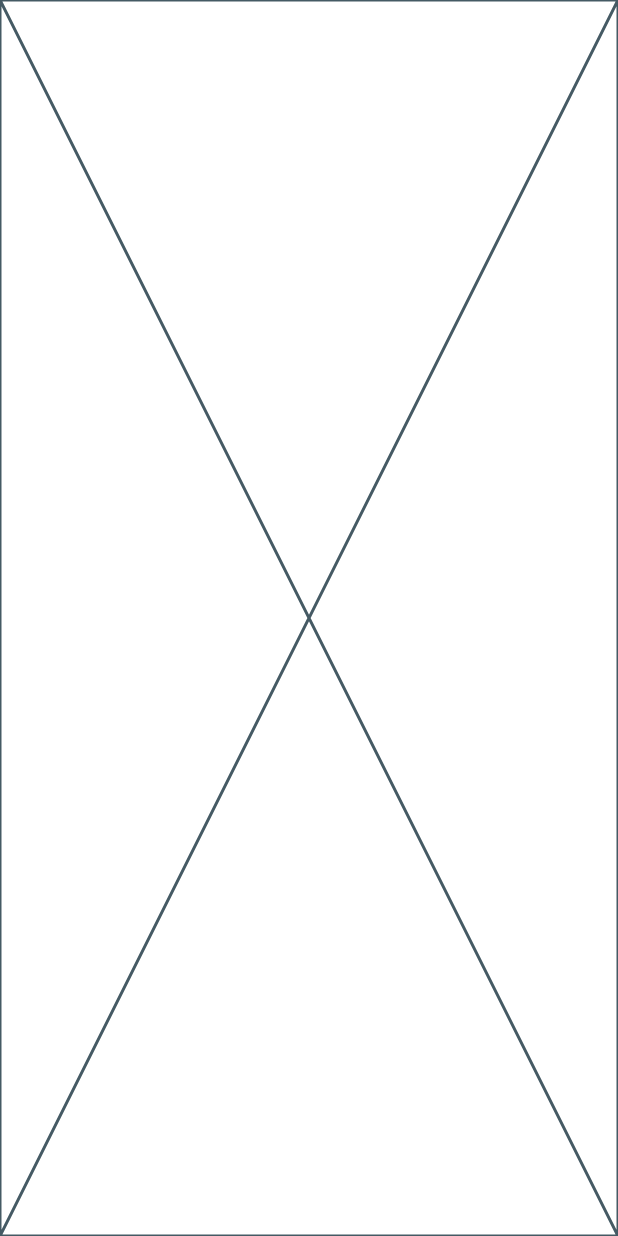
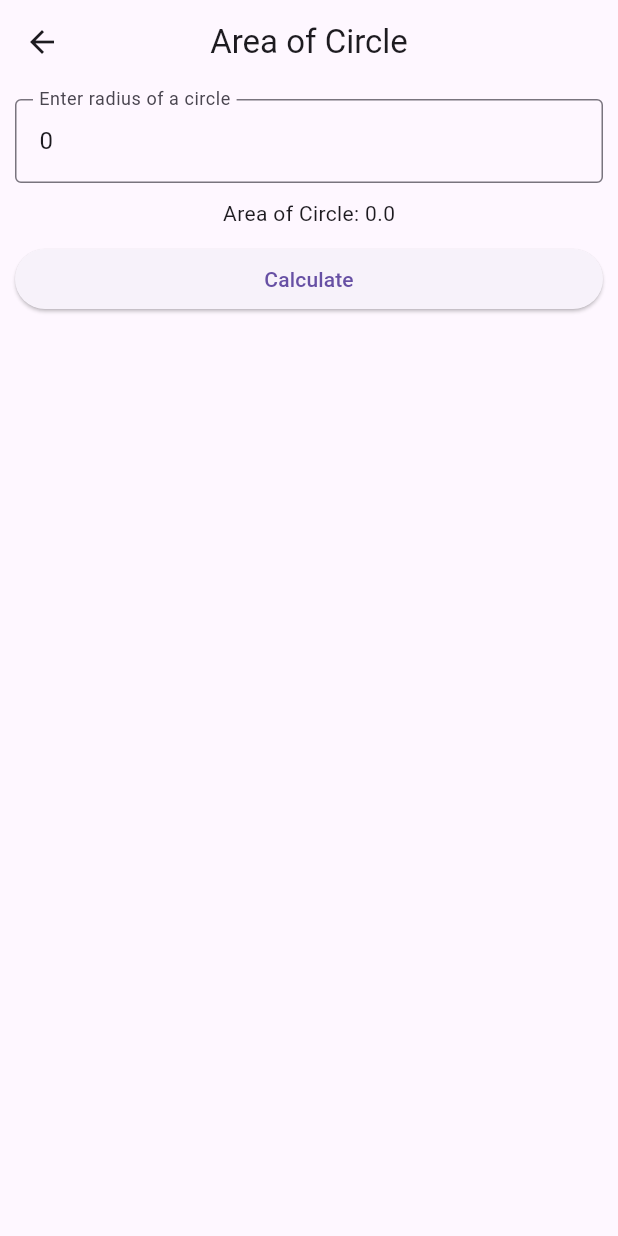
Before and after one commit to Allan0092/first_assignment, a Flutter app: the screen it shows after launch, after a tap on "Area of Circle", on a phone screen of 412 x 824 dp. Run offline on Flutter 3.47's test engine with Material 3 defaults, Android fonts, the phone set to English and light mode, and no system bars.

Commit message:
finished area of circle

```diff
--- a/lib/view/area_of_circle.dart
+++ b/lib/view/area_of_circle.dart
@@ -1,3 +1,5 @@
+import 'dart:math';
+
 import 'package:flutter/material.dart';
 
 class AreaOfCircle extends StatefulWidget {
@@ -8,8 +10,58 @@ class AreaOfCircle extends StatefulWidget {
 }
 
 class _AreaOfCircleState extends State<AreaOfCircle> {
+  final radiusController = TextEditingController(text: '0');
+  final myKey = GlobalKey<FormState>();
+  double result = 0.0;
+  final double pi = 3.14;
+
   @override
   Widget build(BuildContext context) {
-    return const Placeholder();
+    return Scaffold(
+      appBar: AppBar(
+        title: const Text("Area of Circle"),
+        centerTitle: true,
+        elevation: 0,
+      ),
+      body: Padding(
+        padding: const EdgeInsets.all(10),
+        child: Form(
+            key: myKey,
+            child: Column(
+              children: [
+                TextFormField(
+                  controller: radiusController,
+                  keyboardType: TextInputType.number,
+                  decoration: const InputDecoration(
+                    labelText: "Enter radius of a circle",
+                    border: OutlineInputBorder(),
+                  ),
+                  validator: (value) {
+                    if (value == null || value.isEmpty) {
+                      return "Enter a radius";
+                    }
+                    return null;
+                  },
+                ),
+                const SizedBox(height: 10),
+                Text('Area of Circle: $result'),
+                const SizedBox(height: 10),
+                SizedBox(
+                  width: double.infinity,
+                  child: ElevatedButton(
+                      onPressed: () {
+                        if (myKey.currentState!.validate()) {
+                          setState(() {
+                            result =
+                                pi * pow(int.parse(radiusController.text), 2);
+                          });
+                        }
+                      },
+                      child: const Text("Calculate")),
+                )
+              ],
+            )),
+      ),
+    );
   }
 }
```
